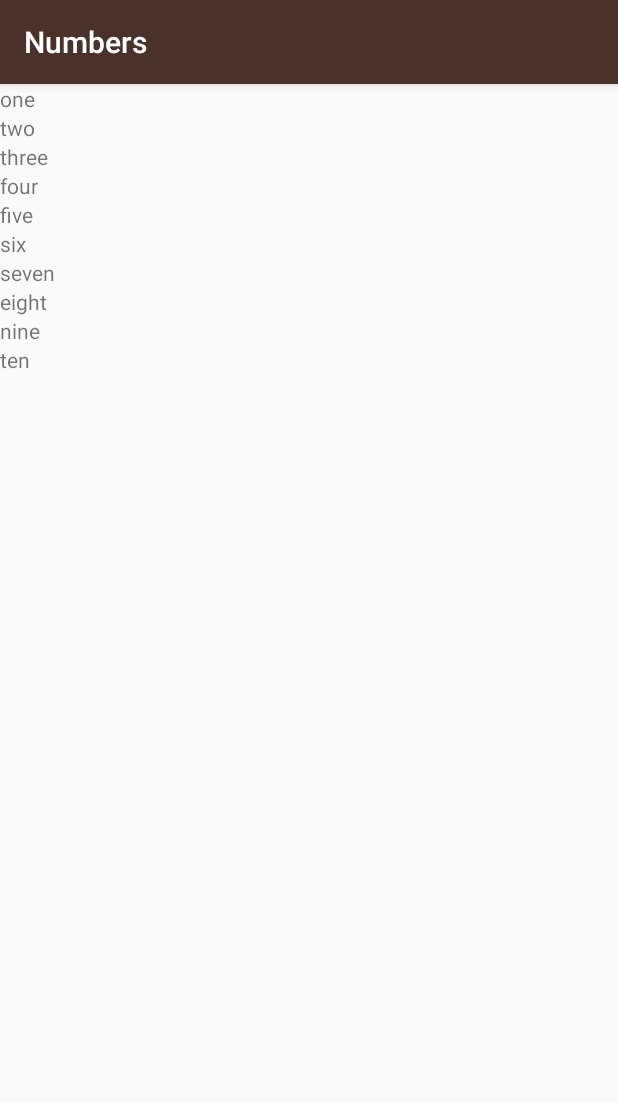
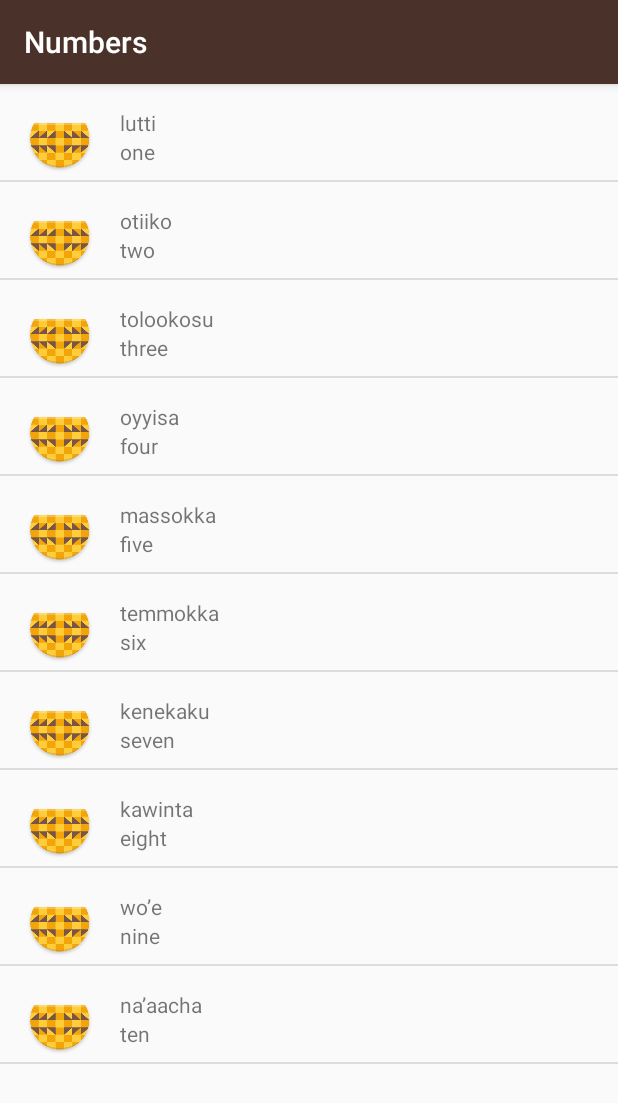
Before and after one commit to grmcrkrs/miwokApp, an Android app: the screen it shows after launch (NumbersActivity), after a tap on "Numbers", on a phone screen of 412 x 824 dp. Shown: the top 1103 px of the screen. Run offline under Robolectric (Android 15) with nearby library versions, the phone set to English and light mode, and no system bars.

Commit message:
Image drop to populate ListView

```diff
--- a/app/src/main/java/com/example/android/miwok/NumbersActivity.java
+++ b/app/src/main/java/com/example/android/miwok/NumbersActivity.java
@@ -2,9 +2,7 @@ package com.example.android.miwok;
 
 import android.support.v7.app.AppCompatActivity;
 import android.os.Bundle;
-import android.view.View;
-import android.widget.LinearLayout;
-import android.widget.TextView;
+import android.widget.ListView;
 
 import java.util.ArrayList;
 
@@ -13,24 +11,27 @@ public class NumbersActivity extends AppCompatActivity {
     @Override
     protected void onCreate(Bundle savedInstanceState) {
         super.onCreate(savedInstanceState);
-        setContentView(R.layout.activity_numbers);
-        ArrayList<String> words = new ArrayList<>();
-        words.add("one");
-        words.add("two");
-        words.add("three");
-        words.add("four");
-        words.add("five");
-        words.add("six");
-        words.add("seven");
-        words.add("eight");
-        words.add("nine");
-        words.add("ten");
-        LinearLayout rootView = (LinearLayout) findViewById(R.id.rootView);
+        setContentView(R.layout.list_view);
+        ArrayList<Word> words = new ArrayList<>();
+        words.add(new Word("one", "lutti"));
+//        Word w = new Word("one", "lutti");
+        words.add(new Word("two", "otiiko"));
+        words.add(new Word("three", "tolookosu"));
+        words.add(new Word("four", "oyyisa"));
+        words.add(new Word("five", "massokka"));
+        words.add(new Word("six", "temmokka"));
+        words.add(new Word("seven", "kenekaku"));
+        words.add(new Word("eight", "kawinta"));
+        words.add(new Word("nine", "wo’e"));
+        words.add(new Word("ten", "na’aacha"));
 
-        for (int index = 0; index < words.size(); index++) {
-            TextView wordView = new TextView(this);
-            wordView.setText(words.get(index));
-            rootView.addView(wordView);
-        }
+        WordAdapter adapter = new WordAdapter(this, words);
+        ListView listView = (ListView) findViewById(R.id.list);
+        listView.setAdapter(adapter);
+        //        LinearLayout rootView = (LinearLayout) findViewById(R.id.rootView);
+//        for (int index = 0; index < words.size(); index++) {
+//            TextView wordView = new TextView(this);
+//            wordView.setText(words.get(index));
+//            rootView.addView(wordView);
     }
 }
--- /dev/null
+++ b/app/src/main/java/com/example/android/miwok/Word.java
@@ -0,0 +1,29 @@
+package com.example.android.miwok;
+
+public class Word {
+    /* This is meant to contain a Miwok translation and a default
+    or english translation for that same word.
+     */
+    private String mDefaultTranslation;
+
+    private String mMiwokTranslation;
+
+    public Word(String defaultTranslation, String miwokTranslation) {
+        mDefaultTranslation = defaultTranslation;
+        mMiwokTranslation = miwokTranslation;
+    }
+
+    /**
+     * get the default translation of the word
+     */
+    public String getDefaultTranslation() {
+        return mDefaultTranslation;
+    }
+
+    /**
+     * get the miwok translation of the word.
+     */
+    public String getMiwokTranslation() {
+        return mMiwokTranslation;
+    }
+}
--- /dev/null
+++ b/app/src/main/java/com/example/android/miwok/WordAdapter.java
@@ -0,0 +1,67 @@
+package com.example.android.miwok;
+
+import android.app.Activity;
+import android.view.LayoutInflater;
+import android.view.View;
+import android.view.ViewGroup;
+import android.widget.ArrayAdapter;
+//import android.widget.ImageView;
+import android.widget.TextView;
+
+import java.util.ArrayList;
+
+public class WordAdapter extends ArrayAdapter<Word> {
+
+    private static final String LOG_TAG = WordAdapter.class.getSimpleName();
+
+    public WordAdapter(Activity context, ArrayList<Word> androidFlavors) {
+        // Here, we initialize the ArrayAdapter's internal storage for the context and the list.
+        // the second argument is used when the ArrayAdapter is populating a single TextView.
+        // Because this is a custom adapter for two TextViews and an ImageView, the adapter is not
+        // going to use this second argument, so it can be any value. Here, we used 0.
+        super(context, 0, androidFlavors);
+    }
+
+    /**
+     * Provides a view for an AdapterView (ListView, GridView, etc.)
+     *
+     * @param position    The position in the list of data that should be displayed in the
+     *                    list item view.
+     * @param convertView The recycled view to populate.
+     * @param parent      The parent ViewGroup that is used for inflation.
+     * @return The View for the position in the AdapterView.
+     */
+    @Override
+    public View getView(int position, View convertView, ViewGroup parent) {
+        // Check if the existing view is being reused, otherwise inflate the view
+        View listItemView = convertView;
+        if (listItemView == null) {
+            listItemView = LayoutInflater.from(getContext()).inflate(
+                    R.layout.list_item, parent, false);
+        }
+        // Get the {@link AndroidFlavor} object located at this position in the list
+        Word currentTranslation = getItem(position);
+
+        // Find the TextView in the list_item.xml layout with the ID miwokTextView
+        TextView miwokTextView = (TextView) listItemView.findViewById(R.id.miwokTextView);
+        // Get the version name from the current AndroidFlavor object and
+        // set this text on the name TextView
+        miwokTextView.setText(currentTranslation.getMiwokTranslation());
+
+        // Find the TextView in the list_item.xml layout with the ID defaultTextView
+        TextView defaultTextView = (TextView) listItemView.findViewById(R.id.defaultTextView);
+        // Get the version number from the current AndroidFlavor object and
+        // set this text on the number TextView
+        defaultTextView.setText(currentTranslation.getDefaultTranslation());
+
+//        // Find the ImageView in the list_item.xml layout with the ID list_item_icon
+//        ImageView iconView = (ImageView) listItemView.findViewById(R.id.list_item_icon);
+//        // Get the image resource ID from the current AndroidFlavor object and
+//        // set the image to iconView
+//        iconView.setImageResource(currentTranslation.getImageResourceId());
+
+        // Return the whole list item layout (containing 2 TextViews and an ImageView)
+        // so that it can be shown in the ListView
+        return listItemView;
+    }
+}
--- a/app/src/main/res/layout/activity_numbers.xml
+++ /dev/null
@@ -1,11 +0,0 @@
-<?xml version="1.0" encoding="utf-8"?>
-<LinearLayout xmlns:android="http://schemas.android.com/apk/res/android"
-    xmlns:app="http://schemas.android.com/apk/res-auto"
-    xmlns:tools="http://schemas.android.com/tools"
-    android:layout_width="match_parent"
-    android:layout_height="match_parent"
-    android:orientation="vertical"
-    android:id="@+id/rootView"
-    tools:context=".NumbersActivity">
-
-</LinearLayout>
--- /dev/null
+++ b/app/src/main/res/layout/list_item.xml
@@ -0,0 +1,41 @@
+<?xml version="1.0" encoding="utf-8"?>
+<LinearLayout xmlns:android="http://schemas.android.com/apk/res/android"
+    android:layout_width="match_parent"
+    android:layout_height="match_parent"
+    xmlns:tools="http://schemas.android.com/tools"
+    android:id="@+id/parentView"
+    android:orientation="horizontal">
+
+    <ImageView
+        android:layout_width="wrap_content"
+        android:layout_height="wrap_content"
+        android:layout_marginLeft="16dp"
+        android:layout_marginTop="16dp"
+        android:id="@+id/imageView1"
+        android:src="@mipmap/ic_launcher"></ImageView>
+
+    <LinearLayout
+        android:layout_width="match_parent"
+        android:layout_height="wrap_content"
+        android:orientation="vertical">
+
+        <TextView
+            android:layout_width="match_parent"
+            android:layout_height="wrap_content"
+            android:paddingStart="16dp"
+            android:paddingLeft="16dp"
+            android:paddingTop="16dp"
+            tools:text="lutti"
+            android:id="@+id/miwokTextView"></TextView>
+
+        <TextView
+            android:layout_width="match_parent"
+            android:layout_height="wrap_content"
+            android:paddingStart="16dp"
+            android:paddingLeft="16dp"
+            tools:text="one"
+            android:id="@+id/defaultTextView"></TextView>
+
+    </LinearLayout>
+
+</LinearLayout>
--- a/app/src/main/res/layout/activity_colors.xml
+++ b/app/src/main/res/layout/list_view.xml
@@ -1,9 +1,11 @@
 <?xml version="1.0" encoding="utf-8"?>
-<android.support.constraint.ConstraintLayout xmlns:android="http://schemas.android.com/apk/res/android"
+<ListView xmlns:android="http://schemas.android.com/apk/res/android"
     xmlns:app="http://schemas.android.com/apk/res-auto"
     xmlns:tools="http://schemas.android.com/tools"
     android:layout_width="match_parent"
     android:layout_height="match_parent"
-    tools:context=".ColorsActivity">
+    android:orientation="vertical"
+    android:id="@+id/list"
+    tools:context=".NumbersActivity">
 
-</android.support.constraint.ConstraintLayout>
+</ListView>
```
Also changed, not shown: app/src/main/java/ReportCard.java (added, +58 -0 lines), app/src/main/java/com/example/android/miwok/ColorsActivity.java (+19 -1 lines), app/src/main/java/com/example/android/miwok/FamilyActivity.java (+26 -1 lines), app/src/main/java/com/example/android/miwok/PhrasesActivity.java (+20 -1 lines), app/src/main/res/layout/activity_family.xml (deleted, +0 -9 lines), app/src/main/res/layout/activity_phrases.xml (deleted, +0 -9 lines).
